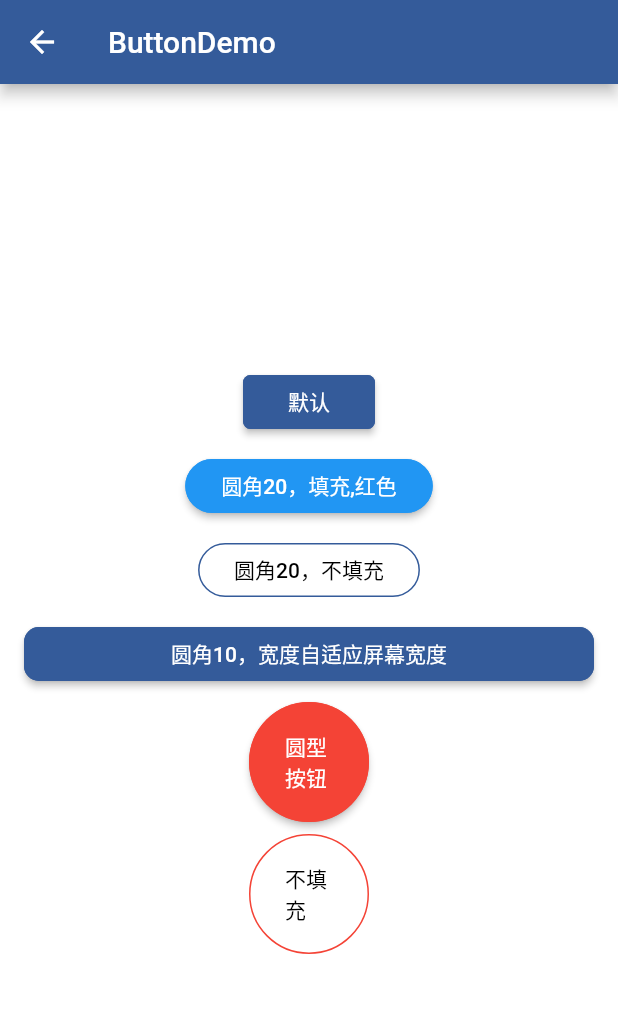
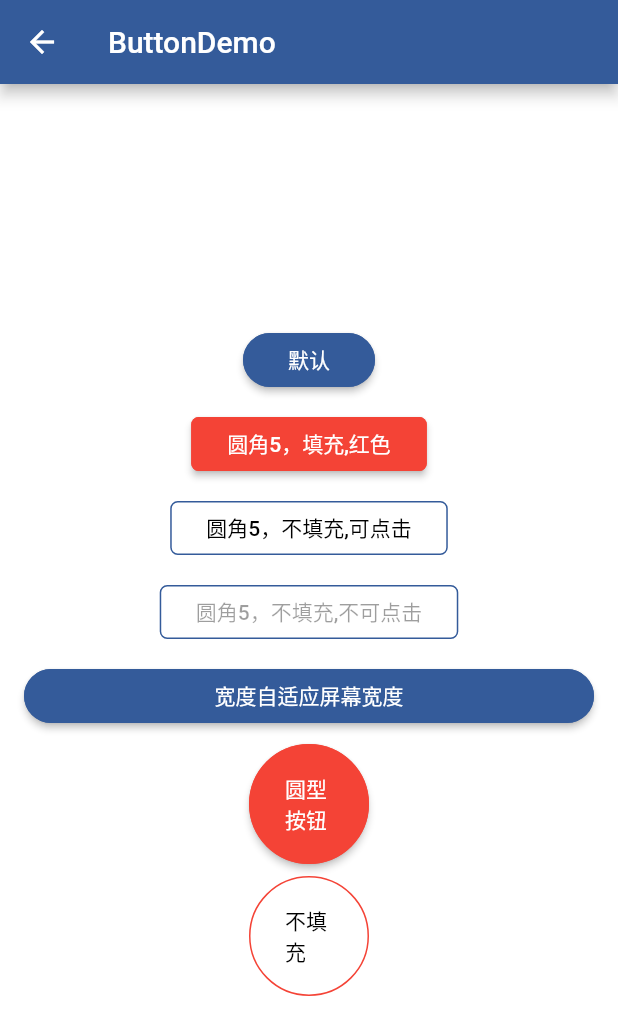
Before and after one commit to hello-coder-xu/dant, a Flutter app: the ButtonDemo screen opened directly, on a phone screen of 412 x 824 dp. Shown: the top 1035 px of the screen. Run offline on Flutter 3.47's test engine with Material 2 defaults, Android fonts, the phone set to English and light mode, and no system bars; our stand-ins replace flutter_screenutil.

Commit message:
调整button

```diff
--- a/fant_example/lib/view/button.dart
+++ b/fant_example/lib/view/button.dart
@@ -24,25 +24,33 @@ class ButtonDemoState extends State<ButtonDemo> {
               FButton(child: "默认"),
               SizedBox(height: 8),
               FButton(
-                  child: "圆角20，填充,红色",
-                  radius: Radius.circular(20),
-                  fitColor: Colors.blue,
+                  child: "圆角5，填充,红色",
+                  radius: Radius.circular(5),
+                  fitColor: Colors.red,
                   onPressed: () {
                     FToast.showToast(context, msg: 'hello');
                   }),
               SizedBox(height: 8),
               FButton(
-                  child: "圆角20，不填充",
-                  radius: Radius.circular(20),
+                  child: "圆角5，不填充,可点击",
+                  radius: Radius.circular(5),
                   outLine: true,
                   onPressed: () {
                     FToast.showToast(context, msg: 'hello');
                   }),
               SizedBox(height: 8),
               FButton(
-                child: "圆角10，宽度自适应屏幕宽度",
+                  child: "圆角5，不填充,不可点击",
+                  radius: Radius.circular(5),
+                  enable: false,
+                  outLine: true,
+                  onPressed: () {
+                    FToast.showToast(context, msg: 'hello');
+                  }),
+              SizedBox(height: 8),
+              FButton(
+                child: "宽度自适应屏幕宽度",
                 type: FButtonType.max,
-                radius: Radius.circular(10),
               ),
               SizedBox(height: 8),
               FButton(
--- a/lib/button/index.dart
+++ b/lib/button/index.dart
@@ -13,17 +13,19 @@ class FButton extends StatelessWidget {
   final FButtonType type;
   final double roundSize;
   final bool outLine;
+  final bool enable;
 
   FButton({
     this.child,
     this.fitColor,
     this.borderColor,
-    this.radius = const Radius.circular(5),
+    this.radius = const Radius.circular(20),
     this.onPressed,
     this.round = false,
     this.type = FButtonType.min,
     this.roundSize = 40,
     this.outLine = false,
+    this.enable = true,
     Key key,
   }) : super(key: key);
 
@@ -41,14 +43,14 @@ class FButton extends StatelessWidget {
     if (outLine) {
       tempChild = OutlineButton(
         child: Util.getView(child),
-        onPressed: _onTag,
-        borderSide: BorderSide(color: getBorderColor(context),width: 1),
+        onPressed: enable ? _onTag : null,
+        borderSide: BorderSide(color: getBorderColor(context), width: 1),
         shape: _getShapeBorder(context),
       );
     } else {
       tempChild = RaisedButton(
         child: Util.getView(child),
-        onPressed: _onTag,
+        onPressed: enable ? _onTag : null,
         color: getFitColor(context),
         shape: _getShapeBorder(context),
       );
--- a/lib/toast/index.dart
+++ b/lib/toast/index.dart
@@ -13,7 +13,7 @@ class FToast {
     BuildContext context, {
     String msg,
     int showTime = 2000,
-    Color bgColor = Colors.black87,
+    Color bgColor = Colors.black45,
     Color textColor = Colors.white,
     double textSize = 14,
     ToastPosition position = ToastPosition.bottom,
@@ -37,7 +37,7 @@ class FToast {
   static Function showLoading(
     BuildContext context, {
     String msg,
-    Color bgColor = Colors.black87,
+    Color bgColor = Colors.black45,
     Color textColor = Colors.white,
     double pdHorizontal = 20,
     double pdVertical = 10,
@@ -60,7 +60,7 @@ Function _showToast(
   BuildContext context, {
   String msg,
   int showTime = 1000,
-  Color bgColor = Colors.black87,
+  Color bgColor = Colors.black45,
   Color textColor = Colors.white,
   double textSize,
   ToastPosition position = ToastPosition.center,
```
